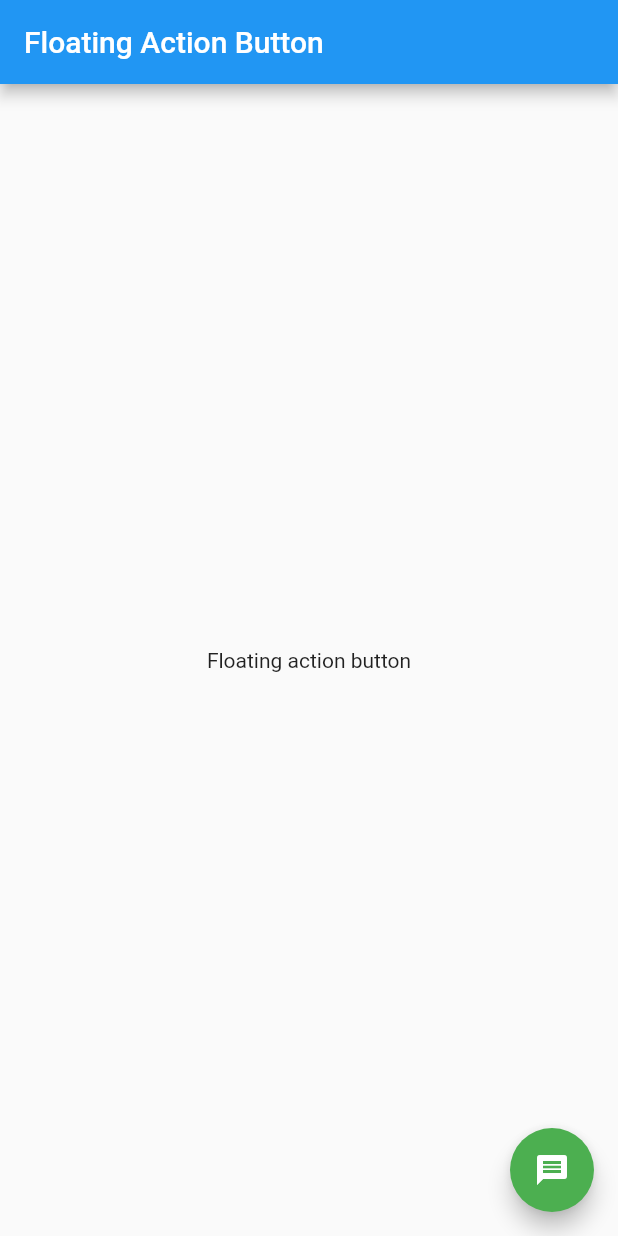
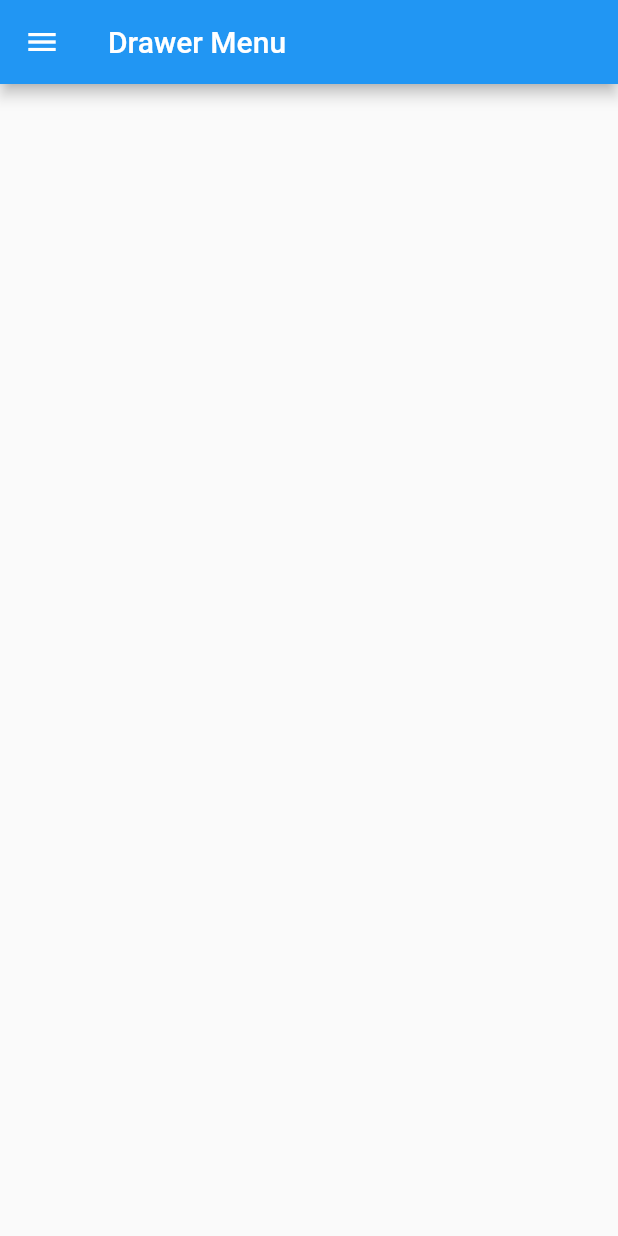
Before and after one commit to JunaidSAnsari/flutter_start, a Flutter app: the screen it shows after launch, on a phone screen of 412 x 824 dp. Run offline on Flutter 3.47's test engine with Material 2 defaults, Android fonts, the phone set to English and light mode, and no system bars.

Commit message:
Completed drawer

```diff
--- a/lib/main.dart
+++ b/lib/main.dart
@@ -1,183 +1,43 @@
-import 'package:bottom_navbar/UI/second_page.dart';
 import 'package:flutter/material.dart';
 
-// void main() {
-//   runApp(MaterialApp(home: NavDrawer()));
-// }
-
-// class NavDrawer extends StatelessWidget {
-//   const NavDrawer({Key? key}) : super(key: key);
-
-//   @override
-//   Widget build(BuildContext context) {
-//     return Scaffold(
-//       appBar: AppBar(
-//         title: Text("Navigation Drawer"),
-//       ),
-//       drawer: Drawer(
-//         child: ListView(
-//           children: [
-//             DrawerHeader(
-//               child: Text("Drawer Header"),
-//               decoration: BoxDecoration(color: Colors.red),
-//             ),
-//             ListTile(
-//               title: Text("Contact Us"),
-//               onTap: (){},
-//             ),
-//             ListTile(
-//               title: Text("Privacy Policy"
-//               ),
-//               onTap: (){
-//                 Navigator.push(context, MaterialPageRoute(builder: (context){
-//                   return SecondUI();
-//                 }));
-//               },
-
-//             ),
-//             ListTile(
-//               title: Text("Return Policy"),
-//               onTap: (){},
-
-//             ),
-//           ],
-//         ),
-//       ),
-//       body: Center(child: Text("My App")),
-//     );
-//   }
-// }
-
-// // Floating Action Button:
-
-// void(){
-//   runApp(FAB());
-// }
-
-// class FAB extends StatelessWidget {
-//   const FAB({Key? key}) : super(key: key);
-
-//   @override
-//   Widget build(BuildContext context) {
-//     return MaterialApp(
-//       home: Scaffold(appBar: AppBar(title: Text("FAB"),),
-//       floatingActionButton: FloatingActionButton(
-//         onPressed:(){
-//       }
-//       ),
-//       ),
-//     );
-//   }
-// }
-
-//DropDown Menu
-
-// void main() {
-//   runApp(DDMenu());
-// }
-//
-// class DDMenu extends StatefulWidget {
-//   const DDMenu({Key? key}) : super(key: key);
-//
-//   @override
-//   State<DDMenu> createState() => _DDMenuState();
-// }
-//
-// class _DDMenuState extends State<DDMenu> {
-//   List<String> list = ["Select Country", "Pakistan", "India", "Bangladesh"];
-//   String selectedCountry = "Select Country";
-//
-//   @override
-//   Widget build(BuildContext context) {
-//     return MaterialApp(
-//       home: Scaffold(
-//         appBar: AppBar(
-//           title: Text("Select country from drop down menu"),
-//         ),
-//         body: Center(
-//           child: DropdownButton(
-//             value: selectedCountry,
-//             onChanged: (String? newCountry) {
-//               setState(() {
-//                 selectedCountry = newCountry!;
-//               });
-//             },
-//             items: list.map<DropdownMenuItem<String>>((String v) {
-//               return DropdownMenuItem(
-//                 value: v,
-//                 child: Text(v),
-//               );
-//             }).toList(),
-//           ),
-//         ),
-//       ),
-//     );
-//   }
-// }
-
-//Drawer
-// void main() {
-//   runApp(MaterialApp(
-//     home: DrawerMenu(),
-//   ));
-// }
-//
-// class DrawerMenu extends StatelessWidget {
-//   @override
-//   Widget build(BuildContext context) {
-//     return Scaffold(
-//       appBar: AppBar(
-//         title: Text("Drawer Menu"),
-//       ),
-//       drawer: Drawer(
-//         child: ListView(
-//           children: [
-//             DrawerHeader(
-//               child: Center(
-//                   child: Text(
-//                 "Drawer Header",
-//                 style: TextStyle(fontSize: 30),
-//               )),
-//               decoration: BoxDecoration(color: Colors.red),
-//             ),
-//             ListTile(
-//               title: Text("Contact Us"),
-//               onTap: () {},
-//             ),
-//             ListTile(
-//               title: Text("Return Policy"),
-//               onTap: () {},
-//             ),
-//             ListTile(
-//               title: Text("About Us"),
-//               onTap: () {},
-//             ),
-//           ],
-//         ),
-//       ),
-//     );
-//   }
-// }
-
-//Floating action:
-void main(){
-  runApp(MaterialApp(home: FAB(),));
+void main() {
+  runApp(MaterialApp(
+    home: DrawerMenu(),
+  ));
 }
 
-class FAB extends StatelessWidget {
-  const FAB({Key? key}) : super(key: key);
-
+class DrawerMenu extends StatelessWidget {
   @override
   Widget build(BuildContext context) {
     return Scaffold(
-      appBar: AppBar(title: Text("Floating Action Button"),),
-      floatingActionButton: FloatingActionButton(
-          onPressed: (){},
-        child: Icon(Icons.message),
-        backgroundColor: Colors.green,
+      appBar: AppBar(
+        title: Text("Drawer Menu"),
       ),
-      body: Center(
-        child: Text("Floating action button"),
+      drawer: Drawer(
+        child: ListView(
+          children: [
+            DrawerHeader(
+              child: Center(
+                  child: Text(
+                "Drawer Header",
+                style: TextStyle(fontSize: 30),
+              )),
+              decoration: BoxDecoration(color: Colors.red),
+            ),
+            ListTile(
+              title: Text("Contact Us"),
+              onTap: () {},
+            ),
+            ListTile(
+              title: Text("Return Policy"),
+              onTap: () {},
+            ),
+            ListTile(
+              title: Text("About Us"),
+              onTap: () {},
+            ),
+          ],
+        ),
       ),
     );
   }
```
